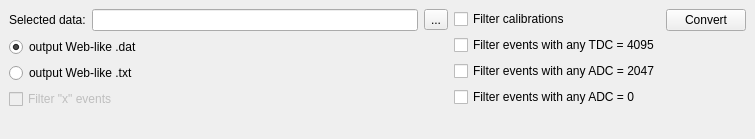
Old version of the form miniaplications/data_convertor.ui in the repository Hinogary/czelta-python.
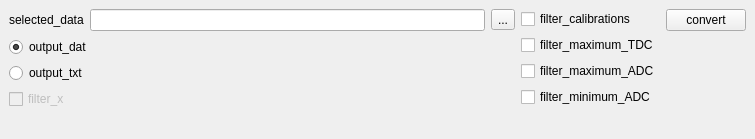
New version of the form.

Diff of the .ui file:
```diff
--- a/miniaplications/data_convertor.ui
+++ b/miniaplications/data_convertor.ui
@@ -28,7 +28,7 @@
         <item>
          <widget class="QLabel" name="label">
           <property name="text">
-           <string>Selected data:</string>
+           <string>selected_data</string>
           </property>
          </widget>
         </item>
@@ -47,7 +47,7 @@
       <item>
        <widget class="QRadioButton" name="radio_dat_file">
         <property name="text">
-         <string>output Web-like .dat</string>
+         <string>output_dat</string>
         </property>
         <property name="checked">
          <bool>true</bool>
@@ -57,7 +57,7 @@
       <item>
        <widget class="QRadioButton" name="radio_txt_file">
         <property name="text">
-         <string>output Web-like .txt</string>
+         <string>output_txt</string>
         </property>
        </widget>
       </item>
@@ -67,7 +67,7 @@
          <bool>false</bool>
         </property>
         <property name="text">
-         <string>Filter &quot;x&quot; events</string>
+         <string>filter_x</string>
         </property>
         <property name="checkable">
          <bool>true</bool>
@@ -94,28 +94,28 @@
       <item>
        <widget class="QCheckBox" name="filter_calibrations">
         <property name="text">
-         <string>Filter calibrations</string>
+         <string>filter_calibrations</string>
         </property>
        </widget>
       </item>
       <item>
        <widget class="QCheckBox" name="filter_maximum_TDC">
         <property name="text">
-         <string>Filter events with any TDC = 4095</string>
+         <string>filter_maximum_TDC</string>
         </property>
        </widget>
       </item>
       <item>
        <widget class="QCheckBox" name="filter_maximum_ADC">
         <property name="text">
-         <string>Filter events with any ADC = 2047</string>
+         <string>filter_maximum_ADC</string>
         </property>
        </widget>
       </item>
       <item>
        <widget class="QCheckBox" name="filter_minimum_ADC">
         <property name="text">
-         <string>Filter events with any ADC = 0</string>
+         <string>filter_minimum_ADC</string>
         </property>
        </widget>
       </item>
@@ -139,7 +139,7 @@
       <item>
        <widget class="QPushButton" name="button_convert">
         <property name="text">
-         <string>Convert</string>
+         <string>convert</string>
         </property>
        </widget>
       </item>
```
Left out of the diff: 2 changed lines with no effect on the pictures.
